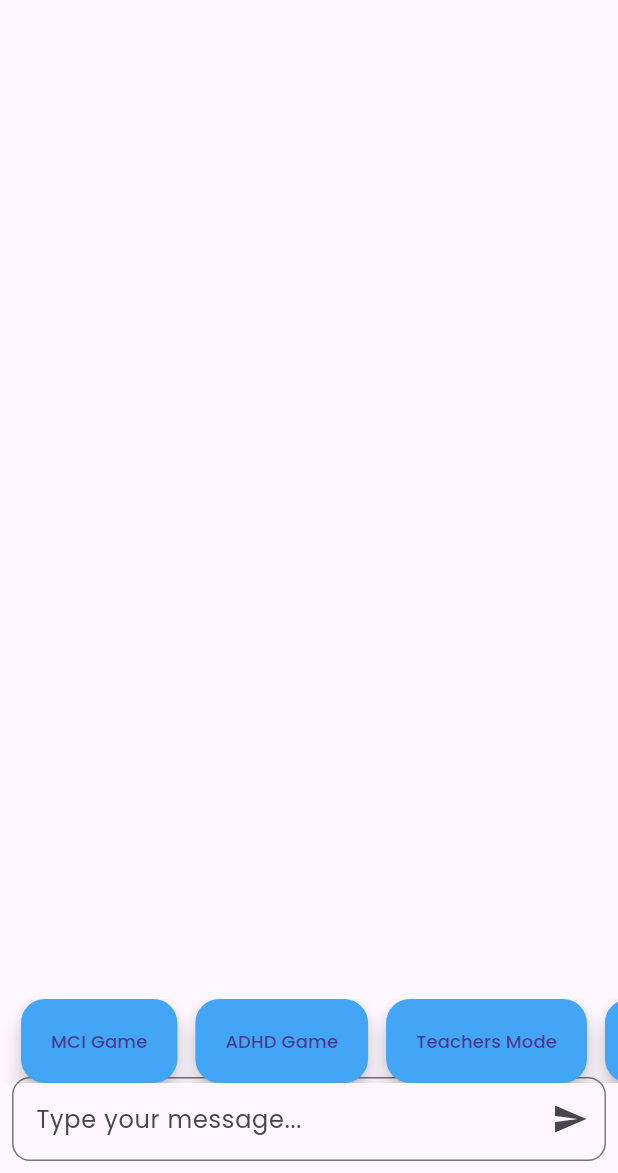
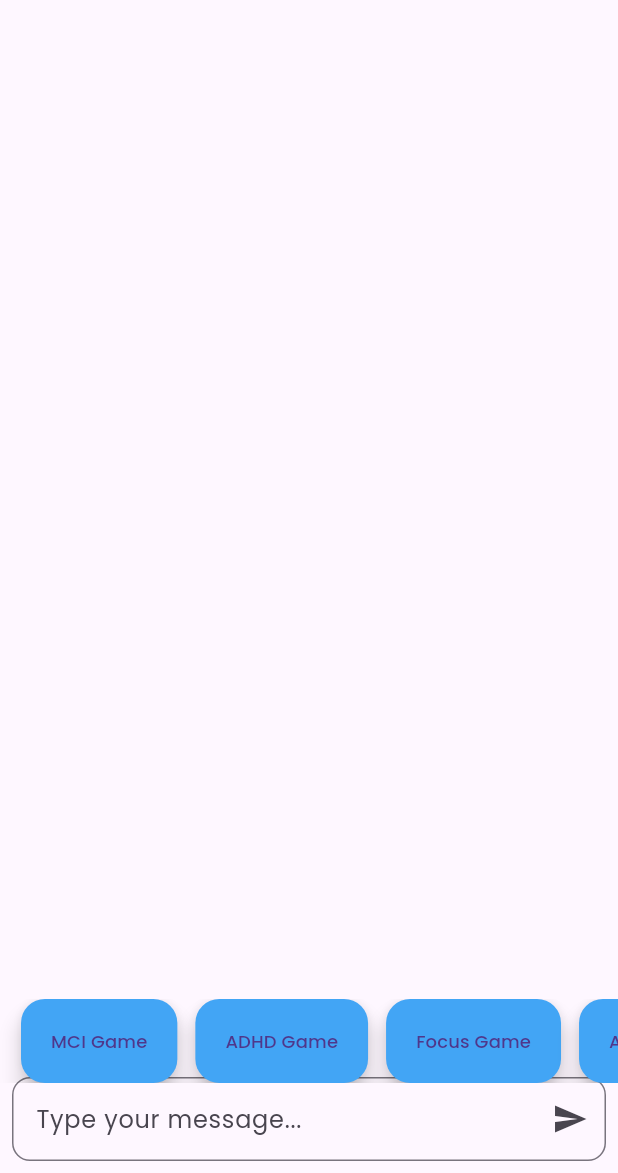
Before and after one commit to AravRaskar/neuro_nest, a Flutter app: the ChatScreen screen opened directly, on a phone screen of 412 x 824 dp, the part 63-1236 px from its top. Run offline on Flutter 3.47's test engine with Material 3 defaults, Android fonts, the phone set to English and light mode, and no system bars; our stand-ins replace firebase_auth, firebase_core, flutter_tts, google_fonts, shared_preferences; accounts and stored records are empty.

Commit message:
Update Chat_screen

```diff
--- a/lib/chat_screen.dart
+++ b/lib/chat_screen.dart
@@ -22,6 +22,8 @@ class _ChatScreenState extends State<ChatScreen> {
   final List<String> modules = [
     "MCI Game",
     "ADHD Game",
+    "Focus Game",
+    "Autism Game",
     "Teachers Mode",
     "Routine Builder",
     "Communication Board",
@@ -104,7 +106,7 @@ Do not assume anything else in the user input, and do not add extra instructions
     return Align(
       alignment: isUser ? Alignment.centerRight : Alignment.centerLeft,
       child: Container(
-        margin: const EdgeInsets.symmetric(vertical: 10, horizontal: 8),
+        margin: const EdgeInsets.symmetric(vertical: 10, horizontal: 6),
         padding:
             const EdgeInsets.only(bottom: 60, left: 12, right: 12, top: 10),
         decoration: BoxDecoration(
```
